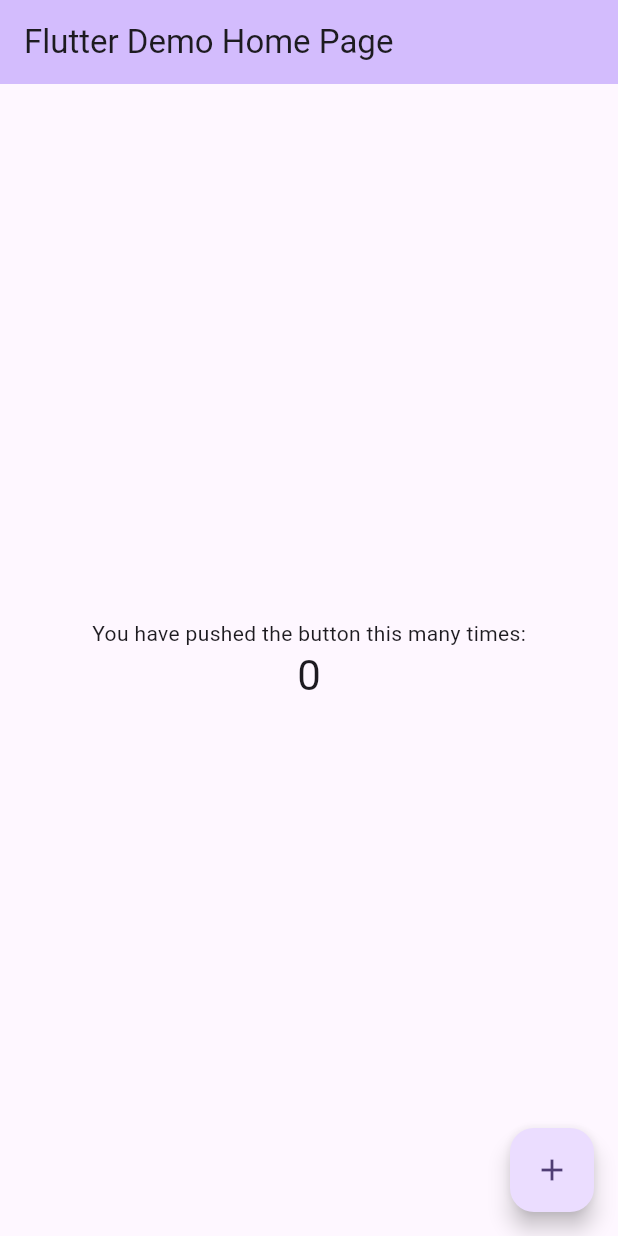
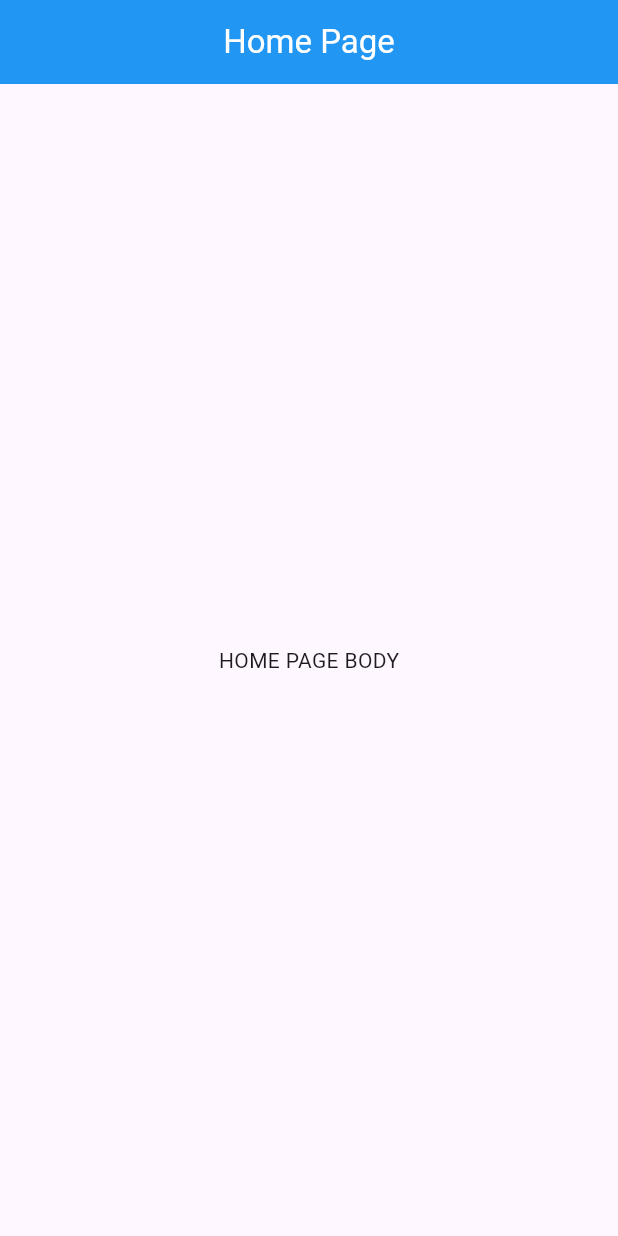
Before and after one commit to jamydevelop/Flutter-Bloc-with-Basic-API, a Flutter app: the screen it shows after launch, on a phone screen of 412 x 824 dp. Run offline on Flutter 3.47's test engine with Material 3 defaults, Android fonts, the phone set to English and light mode, and no system bars.

Commit message:
fixed main project

```diff
--- /dev/null
+++ b/flutter_bloc_with_basic_api/lib/features/home/home.dart
@@ -0,0 +1,29 @@
+import 'package:flutter/material.dart';
+
+class Home extends StatefulWidget {
+  const Home({super.key});
+
+  @override
+  State<Home> createState() => _HomeState();
+}
+
+class _HomeState extends State<Home> {
+  @override
+  Widget build(BuildContext context) {
+    return Scaffold(
+      appBar: AppBar(
+        backgroundColor: Colors.blue,
+        title: Text(
+          'Home Page',
+          style: TextStyle(
+            color: Colors.white
+          ),
+        ),
+        centerTitle: true,
+      ),
+      body: Center(
+        child: Text('HOME PAGE BODY'),
+      ),
+    );
+  }
+}
--- a/flutter_bloc_with_basic_api/lib/main.dart
+++ b/flutter_bloc_with_basic_api/lib/main.dart
@@ -1,123 +1,9 @@
 import 'package:flutter/material.dart';
+import 'package:flutter_bloc_with_basic_api/features/home/home.dart';
 
-void main() {
-  runApp(const MyApp());
+void main () {
+  runApp(MaterialApp(
+    debugShowCheckedModeBanner: false,
+    home: Home(),
+  ));
 }
-
-class MyApp extends StatelessWidget {
-  const MyApp({super.key});
-
-  //Test comment
-  // This widget is the root of your application.
-  @override
-  Widget build(BuildContext context) {
-    return MaterialApp(
-      title: 'Flutter Demo',
-      theme: ThemeData(
-        // This is the theme of your application.
-        //
-        // TRY THIS: Try running your application with "flutter run". You'll see
-        // the application has a purple toolbar. Then, without quitting the app,
-        // try changing the seedColor in the colorScheme below to Colors.green
-        // and then invoke "hot reload" (save your changes or press the "hot
-        // reload" button in a Flutter-supported IDE, or press "r" if you used
-        // the command line to start the app).
-        //
-        // Notice that the counter didn't reset back to zero; the application
-        // state is not lost during the reload. To reset the state, use hot
-        // restart instead.
-        //
-        // This works for code too, not just values: Most code changes can be
-        // tested with just a hot reload.
-        colorScheme: ColorScheme.fromSeed(seedColor: Colors.deepPurple),
-      ),
-      home: const MyHomePage(title: 'Flutter Demo Home Page'),
-    );
-  }
-}
-
-class MyHomePage extends StatefulWidget {
-  const MyHomePage({super.key, required this.title});
-
-  // This widget is the home page of your application. It is stateful, meaning
-  // that it has a State object (defined below) that contains fields that affect
-  // how it looks.
-
-  // This class is the configuration for the state. It holds the values (in this
-  // case the title) provided by the parent (in this case the App widget) and
-  // used by the build method of the State. Fields in a Widget subclass are
-  // always marked "final".
-
-  final String title;
-
-  @override
-  State<MyHomePage> createState() => _MyHomePageState();
-}
-
-class _MyHomePageState extends State<MyHomePage> {
-  int _counter = 0;
-
-  void _incrementCounter() {
-    setState(() {
-      // This call to setState tells the Flutter framework that something has
-      // changed in this State, which causes it to rerun the build method below
-      // so that the display can reflect the updated values. If we changed
-      // _counter without calling setState(), then the build method would not be
-      // called again, and so nothing would appear to happen.
-      _counter++;
-    });
-  }
-
-  @override
-  Widget build(BuildContext context) {
-    // This method is rerun every time setState is called, for instance as done
-    // by the _incrementCounter method above.
-    //
-    // The Flutter framework has been optimized to make rerunning build methods
-    // fast, so that you can just rebuild anything that needs updating rather
-    // than having to individually change instances of widgets.
-    return Scaffold(
-      appBar: AppBar(
-        // TRY THIS: Try changing the color here to a specific color (to
-        // Colors.amber, perhaps?) and trigger a hot reload to see the AppBar
-        // change color while the other colors stay the same.
-        backgroundColor: Theme.of(context).colorScheme.inversePrimary,
-        // Here we take the value from the MyHomePage object that was created by
-        // the App.build method, and use it to set our appbar title.
-        title: Text(widget.title),
-      ),
-      body: Center(
-        // Center is a layout widget. It takes a single child and positions it
-        // in the middle of the parent.
-        child: Column(
-          // Column is also a layout widget. It takes a list of children and
-          // arranges them vertically. By default, it sizes itself to fit its
-          // children horizontally, and tries to be as tall as its parent.
-          //
-          // Column has various properties to control how it sizes itself and
-          // how it positions its children. Here we use mainAxisAlignment to
-          // center the children vertically; the main axis here is the vertical
-          // axis because Columns are vertical (the cross axis would be
-          // horizontal).
-          //
-          // TRY THIS: Invoke "debug painting" (choose the "Toggle Debug Paint"
-          // action in the IDE, or press "p" in the console), to see the
-          // wireframe for each widget.
-          mainAxisAlignment: MainAxisAlignment.center,
-          children: <Widget>[
-            const Text('You have pushed the button this many times:'),
-            Text(
-              '$_counter',
-              style: Theme.of(context).textTheme.headlineMedium,
-            ),
-          ],
-        ),
-      ),
-      floatingActionButton: FloatingActionButton(
-        onPressed: _incrementCounter,
-        tooltip: 'Increment',
-        child: const Icon(Icons.add),
-      ), // This trailing comma makes auto-formatting nicer for build methods.
-    );
-  }
-}
```
Also changed, not shown: 1 other file.
